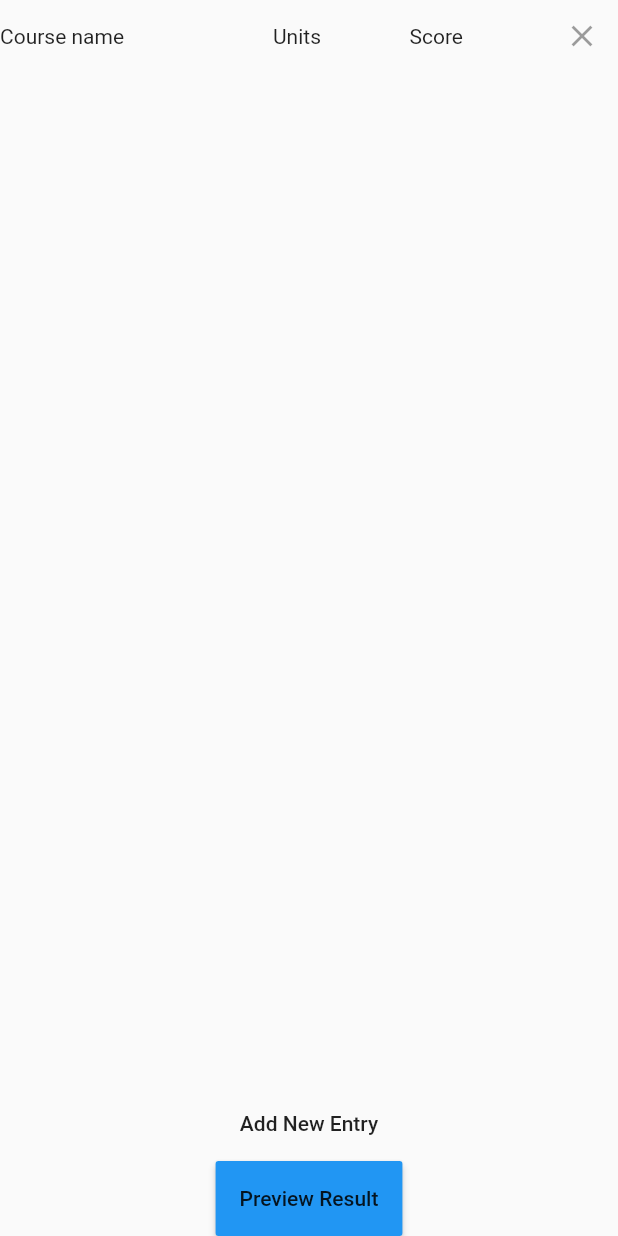
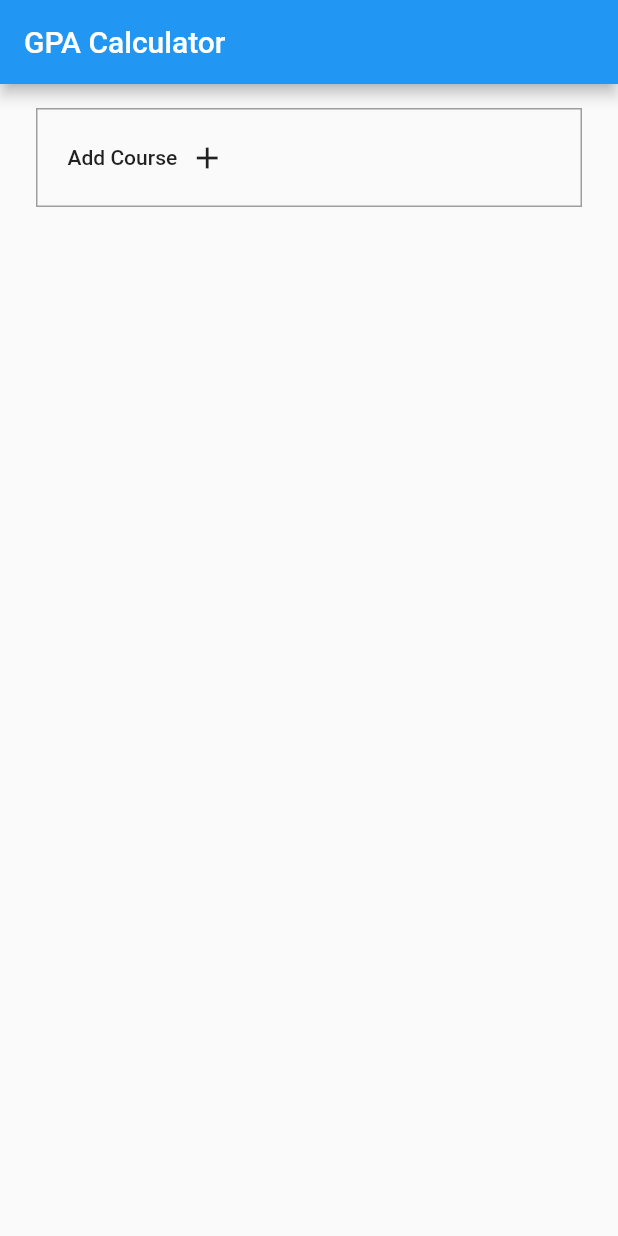
Before and after one commit to Dolappo/cgpa_app, a Flutter app: the screen it shows after launch, on a phone screen of 412 x 824 dp. Run offline on Flutter 3.47's test engine with Material 2 defaults, Android fonts, the phone set to English and light mode, and no system bars; our stand-ins replace google_fonts, stacked, stacked_core, stacked_services.

Commit message:
I added a new UI setup, going to choose which works better as time goes on.

```diff
--- a/lib/core/model/result_entry.dart
+++ b/lib/core/model/result_entry.dart
@@ -33,16 +33,16 @@ class ResultEntry {
       };
 
   String get scoreGrade {
-    if (score! > 70 && score! <= 100) {
+    if (score! >= 70 && score! <= 100) {
       return Grade.a.toEString();
   }
-    else if(score! > 60 && score! < 70){
+    else if(score! >= 60 && score! < 70){
       return Grade.b.toEString();
     }
-    else if(score!> 50 && score!< 60){
+    else if(score!>= 50 && score!< 60){
       return Grade.c.toEString();
     }
-    else if(score! > 45 && score! < 50){
+    else if(score! >= 45 && score! < 50){
       return Grade.d.toEString();
     }
     else{
@@ -61,3 +61,10 @@ extension on Grade {
     return name.toUpperCase();
   }
 }
+
+class ResultEntryBoxModel {
+  String? courseName;
+  String? grade;
+  String? courseUnit;
+  ResultEntryBoxModel({this.grade = 'A', this.courseUnit = '5', this.courseName});
+}
--- a/lib/core/services/calculation_service.dart
+++ b/lib/core/services/calculation_service.dart
@@ -23,6 +23,18 @@ void calculateTotalLoadUnit(){
   }).toList();
 }
 
+double getGpa(){
+  double gpa = totalLoadUnit/totalCourseUnit;
+  return gpa;
+}
+double calcGPA(){
+  calculateTotalCourseUnit();
+  checkGrade();
+  calculateTotalLoadUnit();
+  double gpa = getGpa();
+  return gpa;
+}
+
 void checkGrade(){
   entries.map((e) {
     if(e.scoreGrade=='A'){
--- a/lib/main.dart
+++ b/lib/main.dart
@@ -1,5 +1,6 @@
 import 'package:cgpa_app/app/app_setup.locator.dart';
 import 'package:cgpa_app/ui/screens/entry/result_entry_screen.dart';
+import 'package:cgpa_app/ui/widgets/result_entry_card.dart';
 import 'package:flutter/material.dart';
 
 void main() {
@@ -27,7 +28,7 @@ class MyApp extends StatelessWidget {
         // is not restarted.
         primarySwatch: Colors.blue,
       ),
-      home: const ResultEntryScreen()
+      home: const ShowBoxesScreen()
     );
   }
 }
--- a/lib/ui/screens/entry/result_entry_screen.dart
+++ b/lib/ui/screens/entry/result_entry_screen.dart
@@ -17,6 +17,8 @@ class ResultEntryScreen extends StatelessWidget {
             children:  [
               const ResultEntryCard(isPreview: false, isHeader: true,),
               Expanded(
+                child: SizedBox(
+                  child: SingleChildScrollView(
                     child: Column(
                       children: List.generate(model.studentEntries.length, (index) => ResultEntryCard(
                             onChangeCourseName: (value)=> model.onChangeCourseName(index, value),
@@ -26,6 +28,10 @@ class ResultEntryScreen extends StatelessWidget {
                       )),
                     ),
                   ),
+                ),
+              ),
+              Column(
+                children: [
                   MaterialButton(height: 50, onPressed: ()=> model.addNewEntry(), child: const Text('Add New Entry'),),
                   MaterialButton(height: 50, onPressed:(){
                     model.submitEntries();
@@ -33,8 +39,75 @@ class ResultEntryScreen extends StatelessWidget {
                   }, color: Colors.blue, child: const Text('Preview Result'),)
                 ],
               ),
+
+            ],
+          ),
         );
       }
     );
   }
 }
+
+class ShowBoxesScreen extends StatelessWidget {
+  const ShowBoxesScreen({Key? key}) : super(key: key);
+
+  @override
+  Widget build(BuildContext context) {
+    return ViewModelBuilder<ResultEntryViewModel>.reactive(
+        viewModelBuilder: () => ResultEntryViewModel(),
+        builder: (context, model, _) {
+          return Scaffold(
+            appBar: AppBar(
+              title: const Text('GPA Calculator'),
+            ),
+            body: Padding(
+              padding: const EdgeInsets.all(8.0),
+              child: SingleChildScrollView(
+                child: Column(
+                  children: [
+                    Column(
+                        children: List.generate(
+                            model.boxEntries.length,
+                                (index) => CResultEntryBox(
+                                gradeValue: model.boxEntries[index].grade,
+                                unitValue: model.boxEntries[index].courseUnit,
+                                grades: model.grades,
+                                units: model.units,
+                                onChangedGrades: (value) =>
+                                    model.onChangedGrades(value, index),
+                                onChangedCourseName: (value) =>
+                                    model.onChangedCourseName(value, index),
+                                removeBox: () => model.removeEntryBox(index),
+                                onChangedUnits: (value) =>
+                                    model.onChangedUnits(value, index)))),
+                    Padding(
+                      padding: const EdgeInsets.symmetric(vertical: 8.0),
+                      child: MaterialButton(
+                        onPressed: () => model.addNewBox(),
+                        child: Container(
+                          decoration: BoxDecoration(
+                            border: Border.all(color: Colors.grey),
+                          ),
+                          child: Padding(
+                            padding: const EdgeInsets.all(20.0),
+                            child: Row(
+                              children: const [
+                                Text('Add Course'),
+                                Padding(
+                                  padding: EdgeInsets.only(left: 8.0),
+                                  child: Icon(Icons.add),
+                                ),
+                              ],
+                            ),
+                          ),
+                        ),
+                      ),
+                    )
+                  ],
+                ),
+              ),
+            ),
+          );
+        });
+  }
+}
--- a/lib/ui/screens/entry/result_entry_view_model.dart
+++ b/lib/ui/screens/entry/result_entry_view_model.dart
@@ -1,4 +1,6 @@
 import 'package:cgpa_app/core/services/calculation_service.dart';
+import 'package:cgpa_app/ui/screens/entry/result_entry_screen.dart';
+import 'package:cgpa_app/ui/widgets/result_entry_card.dart';
 import 'package:flutter/material.dart';
 import 'package:stacked/stacked.dart';
 
@@ -8,7 +10,56 @@ class ResultEntryViewModel extends BaseViewModel{
   final _calcService = locator<CalculationService>();
 List<ResultEntry> _studentEntries = [];
 
+List<ResultEntryBoxModel> _boxEntries = [];
+
+List<ResultEntryBoxModel> get boxEntries => _boxEntries;
+
 List<ResultEntry> get studentEntries => _studentEntries;
+
+List<String> _grades = [
+  'A',
+  'B',
+  'C',
+  'D',
+  'F'
+];
+
+List<String> _units = [
+  '5',
+  '4',
+  '3',
+  '2',
+  '1',
+];
+
+List<String> get units => _units;
+List<String> get grades => _grades;
+
+void onChangedGrades(value, index){
+  _boxEntries[index].grade = value;
+  notifyListeners();
+}
+
+void onChangedUnits(value, index){
+  _boxEntries[index].courseUnit
+  = value;
+  notifyListeners();
+}
+
+void onChangedCourseName(value, index){
+  _boxEntries[index].courseName = value;
+  notifyListeners();
+}
+
+void removeEntryBox(int index){
+  _boxEntries.removeAt(index);
+  notifyListeners();
+}
+
+void addNewBox(){
+  _boxEntries.add(ResultEntryBoxModel());
+  notifyListeners();
+}
 
 void onChangeCourseName(int index, value){
   print('course name: $value');
--- a/lib/ui/screens/preview/preview_entry_view_model.dart
+++ b/lib/ui/screens/preview/preview_entry_view_model.dart
@@ -13,4 +13,8 @@ void getEntries(){
   notifyListeners();
 }
 
+String getGPA(){
+  return _calcService.calcGPA().toStringAsFixed(2);
 }
+
+}
--- a/pubspec.yaml
+++ b/pubspec.yaml
@@ -27,10 +27,10 @@ environment:
 # the latest version available on pub.dev. To see which dependencies have newer
 # versions available, run `flutter pub outdated`.
 dependencies:
-  firebase_auth: ^3.3.8
-  firebase_core: ^1.12.0
+  firebase_auth: ^3.5.0
+  firebase_core: ^1.20.0
   google_fonts: 2.1.1
-  cloud_firestore: ^3.1.11
+  cloud_firestore: ^3.2.1
   flutter:
     sdk: flutter
 
```
Also changed, not shown: lib/ui/screens/preview/preview_result_screen.dart (+11 -0 lines), lib/ui/widgets/c_textfield.dart (+4 -4 lines), lib/ui/widgets/drop_down.dart (added, +28 -0 lines), lib/ui/widgets/result_entry_card.dart (+90 -8 lines), 1 other file. Lines whose indentation alone changed are shown as unchanged.
